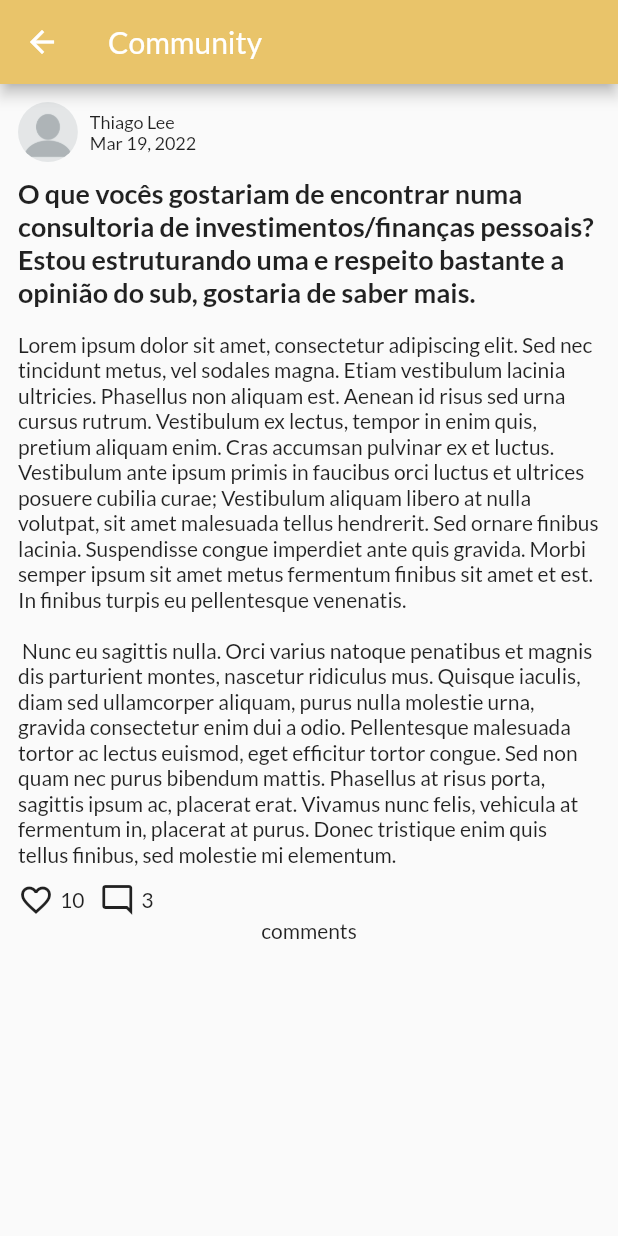
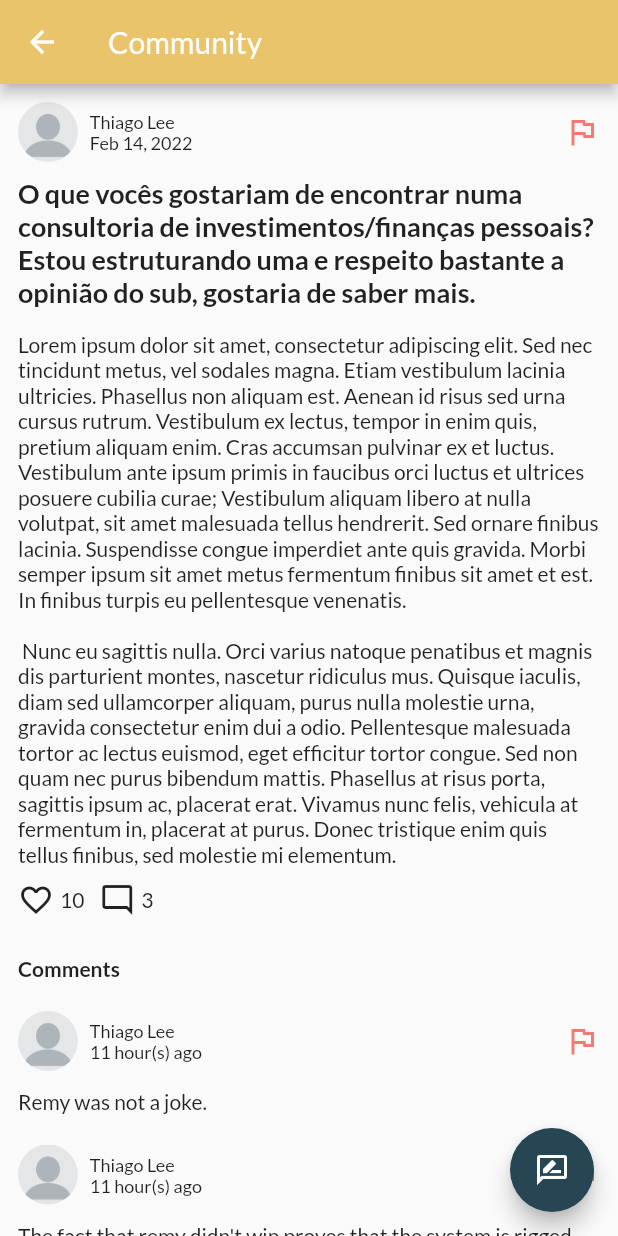
Before and after one commit to leowei31/nectarfy-app, a Flutter app: the IndividualPost screen opened directly, on a phone screen of 412 x 824 dp. Run offline on Flutter 3.47's test engine with Material 2 defaults, Android fonts, the phone set to English and light mode, and no system bars.

Commit message:
finished individual post UI

```diff
--- a/app/lib/model/comment.dart
+++ b/app/lib/model/comment.dart
@@ -3,13 +3,16 @@ import './user.dart';
 class Comment {
   final User user;
   final String comment;
+  final DateTime datePosted;
 
   Comment({
     required this.user,
     required this.comment,
+    required this.datePosted
   });
 
   User getUser() => user;
   String getComment() => comment;
+  DateTime getDatePosted() => datePosted;
 
 }
--- a/app/lib/views/individual_post.dart
+++ b/app/lib/views/individual_post.dart
@@ -2,6 +2,8 @@ import 'package:flutter/material.dart';
 
 import '../widgets/individual_post/user_info_header.dart';
 import '../widgets/individual_post/likes_comments_info.dart';
+import '../widgets/individual_post/comment_card.dart';
+import '../widgets/individual_post/add_comment.dart';
 import '../model/user.dart';
 import '../model/post.dart';
 import '../model/comment.dart';
@@ -9,7 +11,6 @@ import '../model/comment.dart';
 class IndividualPost extends StatelessWidget {
 
   const IndividualPost({ Key? key }) : super(key: key);
-
 
   @override
   Widget build(BuildContext context) {
@@ -20,13 +21,30 @@ class IndividualPost extends StatelessWidget {
       user: currUser,
       title: "O que vocês gostariam de encontrar numa consultoria de investimentos/finanças pessoais? Estou estruturando uma e respeito bastante a opinião do sub, gostaria de saber mais.",
       description: "Lorem ipsum dolor sit amet, consectetur adipiscing elit. Sed nec tincidunt metus, vel sodales magna. Etiam vestibulum lacinia ultricies. Phasellus non aliquam est. Aenean id risus sed urna cursus rutrum. Vestibulum ex lectus, tempor in enim quis, pretium aliquam enim. Cras accumsan pulvinar ex et luctus. Vestibulum ante ipsum primis in faucibus orci luctus et ultrices posuere cubilia curae; Vestibulum aliquam libero at nulla volutpat, sit amet malesuada tellus hendrerit. Sed ornare finibus lacinia. Suspendisse congue imperdiet ante quis gravida. Morbi semper ipsum sit amet metus fermentum finibus sit amet et est. In finibus turpis eu pellentesque venenatis. \n \n Nunc eu sagittis nulla. Orci varius natoque penatibus et magnis dis parturient montes, nascetur ridiculus mus. Quisque iaculis, diam sed ullamcorper aliquam, purus nulla molestie urna, gravida consectetur enim dui a odio. Pellentesque malesuada tortor ac lectus euismod, eget efficitur tortor congue. Sed non quam nec purus bibendum mattis. Phasellus at risus porta, sagittis ipsum ac, placerat erat. Vivamus nunc felis, vehicula at fermentum in, placerat at purus. Donec tristique enim quis tellus finibus, sed molestie mi elementum.",
-      datePosted: DateTime.now(),
+      datePosted: DateTime.parse("2022-02-14 23:24:38"),
       numOfLikes: 10,
       comments: [
-        Comment(user: currUser, comment: "Remy was not a joke."),
-        Comment(user: currUser, comment: "The fact that remy didn't win proves that the system is rigged and corrupt."),
-        Comment(user: currUser, comment: "O que vocês gostariam de encontrar numa consultoria de investimentos/finanças pessoais? Estou estruturando uma e respeito bastante a opinião do sub, gostaria de saber mais."),
-      ]);
+        Comment(user: currUser, comment: "Remy was not a joke.", datePosted: DateTime.parse("2022-03-18 23:26:38")),
+        Comment(user: currUser, comment: "The fact that remy didn't win proves that the system is rigged and corrupt.", datePosted: DateTime.parse("2022-03-18 23:28:38")),
+        Comment(user: currUser, comment: "O que vocês gostariam de encontrar numa consultoria de investimentos/finanças pessoais? Estou estruturando uma e respeito bastante a opinião do sub, gostaria de saber mais.", datePosted: DateTime.now()),
+    ]);
+
+    Widget getCommentWidgets(List<Comment> comments) {
+      List<Widget> list = <Widget>[];
+      for(int i = 0; i < comments.length; i++){
+        list.add(CommentCard(comment: comments[i]));
+      }
+      return Column(children: list);
+    }
+
+    void _handleAddComment(BuildContext context) {
+      showModalBottomSheet(
+        context: context,
+        isScrollControlled: true,
+        builder: (_) {
+          return const AddComment();
+        });
+    }
 
     return Scaffold(
       appBar: AppBar(
@@ -38,6 +56,7 @@ class IndividualPost extends StatelessWidget {
           padding: const EdgeInsets.all(12.0),
           child: Center(
             child: Column(
+              crossAxisAlignment: CrossAxisAlignment.start,
               children: <Widget>[
                 UserInfoHeader(user: currUser, datePosted: currPost.getDatePosted()),
                 const Padding(padding: EdgeInsets.only(bottom: 10)),
@@ -46,13 +65,21 @@ class IndividualPost extends StatelessWidget {
                 Text(currPost.getDescription(), style: const TextStyle(fontSize: 14)),
                 const Padding(padding: EdgeInsets.only(bottom: 10)),
                 LikesCommentsInfo(numOfLikes: currPost.numOfLikes, numOfComments: currPost.comments.length),
-                const Text("comments"),
+                const Padding(padding: EdgeInsets.only(bottom: 25)),
 
+                //COMMENT SECTION
+                const Text("Comments", style: TextStyle(fontWeight: FontWeight.bold)),
+                const Padding(padding: EdgeInsets.only(bottom: 10)),
+                getCommentWidgets(currPost.comments),
               ],
             ),
           ),
         ),
       ),
+      floatingActionButton: FloatingActionButton(
+        child: const Icon(Icons.rate_review_outlined),
+        onPressed: () => _handleAddComment(context),
+      )
     );
   }
 }
--- a/app/lib/widgets/individual_post/comment_card.dart
+++ b/app/lib/widgets/individual_post/comment_card.dart
@@ -1,12 +1,28 @@
 import 'package:flutter/material.dart';
 
+import './user_info_header.dart';
+import '../../model/comment.dart';
+
 class CommentCard extends StatelessWidget {
-  const CommentCard({ Key? key }) : super(key: key);
+
+  final Comment comment;
+
+  const CommentCard({ Key? key, required this.comment }) : super(key: key);
 
   @override
   Widget build(BuildContext context) {
-    return Container(
-
+    return SizedBox(
+      width: double.infinity,
+      child: Column(
+        crossAxisAlignment: CrossAxisAlignment.start,
+        children: <Widget>[
+          const Padding(padding: EdgeInsets.only(top: 10)),
+          UserInfoHeader(user: comment.getUser(), datePosted: comment.getDatePosted()),
+          const Padding(padding: EdgeInsets.only(bottom: 12.0)),
+          Text(comment.getComment(), style: const TextStyle(fontSize: 14)),
+          const Padding(padding: EdgeInsets.only(bottom: 10)),
+        ],
+      ),
     );
   }
 }
--- a/app/lib/widgets/individual_post/user_info_header.dart
+++ b/app/lib/widgets/individual_post/user_info_header.dart
@@ -17,9 +17,31 @@ class UserInfoHeader extends StatelessWidget {
   @override
   Widget build(BuildContext context) {
 
-    return Container(
-      child: Row(
+    String convertToAgo(DateTime input){
+      Duration diff = DateTime.now().difference(input);
+
+      if(diff.inDays >= 1){
+        if (diff.inDays > 31) {
+          return DateFormat.yMMMd().format(datePosted);
+        }
+        else {
+          return '${diff.inDays} day(s) ago';
+        }
+      } else if(diff.inHours >= 1){
+        return '${diff.inHours} hour(s) ago';
+      } else if(diff.inMinutes >= 1){
+        return '${diff.inMinutes} minute(s) ago';
+      } else if (diff.inSeconds >= 1){
+        return '${diff.inSeconds} second(s) ago';
+      } else {
+        return 'just now';
+      }
+    }
+
+    return Row(
+      mainAxisAlignment: MainAxisAlignment.spaceBetween,
       children: <Widget>[
+        Row( children: [
         ClipRRect(
           borderRadius: const BorderRadius.all(Radius.circular(40)),
           child: Image.asset('assets/images/no_profile_pic.png', height: 40,),
@@ -29,11 +51,13 @@ class UserInfoHeader extends StatelessWidget {
           crossAxisAlignment: CrossAxisAlignment.start,
           children: <Widget>[
             Text('${user.firstName} ${user.lastName}', style: const TextStyle(fontSize: 12),),
-              Text(DateFormat.yMMMd().format(datePosted), style: const TextStyle(fontSize: 12),),
+            Text(convertToAgo(datePosted), style: const TextStyle(fontSize: 12),),
           ],
-          )
+        ),
+        ]
+        ),
+        Icon(Icons.flag_outlined, color: Colors.red.withOpacity(0.7),)
       ],
-      )
     );
   }
 }
```
Also changed, not shown: app/lib/widgets/individual_post/add_comment.dart (added, +79 -0 lines). Lines whose indentation alone changed are shown as unchanged.
